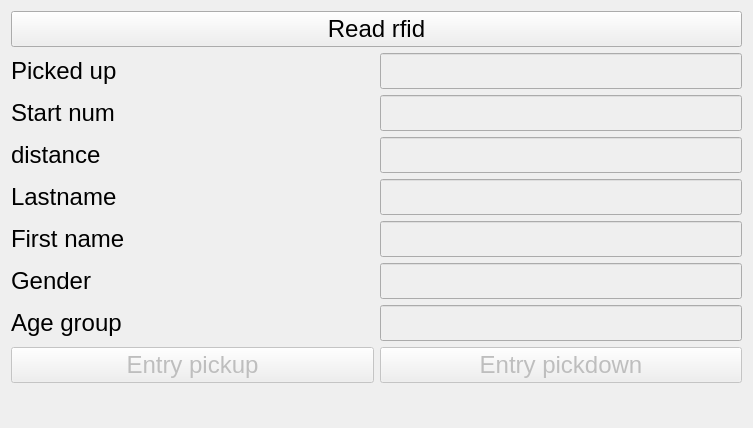
Qt form src/views/entrypickup/entrypickup.ui (stivehu/um3) before a commit.
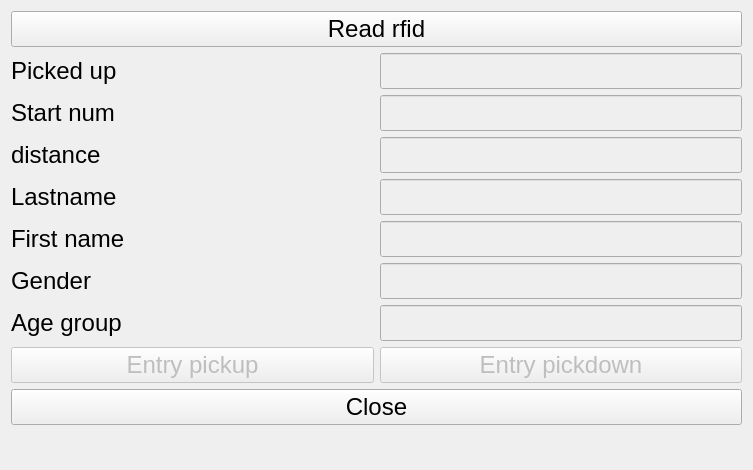
The same form after that commit.

Patch:
```diff
--- a/src/views/entrypickup/entrypickup.ui
+++ b/src/views/entrypickup/entrypickup.ui
@@ -361,6 +361,24 @@
        </property>
       </widget>
      </item>
+     <item row="12" column="0" colspan="2">
+      <widget class="QPushButton" name="closePushButton">
+       <property name="sizePolicy">
+        <sizepolicy hsizetype="Expanding" vsizetype="Expanding">
+         <horstretch>0</horstretch>
+         <verstretch>0</verstretch>
+        </sizepolicy>
+       </property>
+       <property name="font">
+        <font>
+         <pointsize>18</pointsize>
+        </font>
+       </property>
+       <property name="text">
+        <string>Close</string>
+       </property>
+      </widget>
+     </item>
     </layout>
    </item>
    <item>
```
